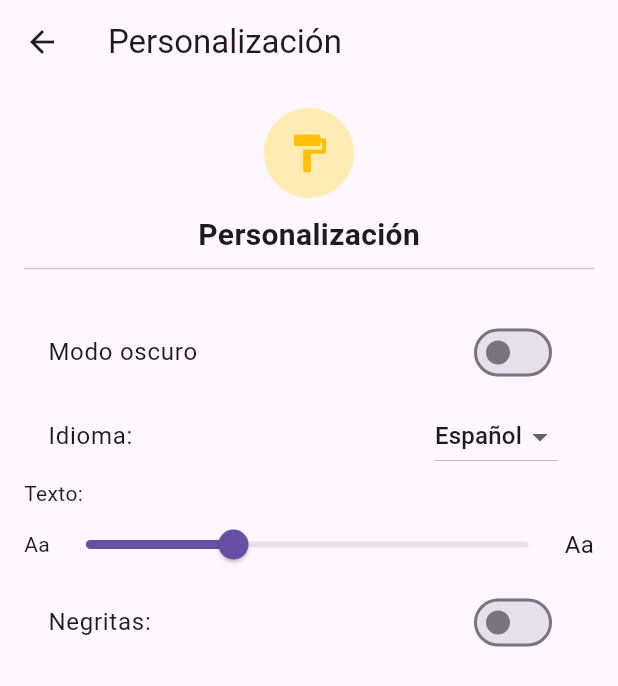
After one commit to Samuel1722003/EmerScanFrontend, a Flutter app: the PersonalizationScreen screen opened directly, on a phone screen of 412 x 824 dp. The commit adds this screen. Shown: the top 686 px of the screen. Run offline on Flutter 3.47's test engine with Material 3 defaults, Android fonts, the phone set to English and light mode, and no system bars.

Commit message:
Pantalla de Personalizacion

```diff
--- /dev/null
+++ b/hfe_frontend/lib/screens/personalization_screen.dart
@@ -0,0 +1,43 @@
+import 'package:flutter/material.dart';
+import 'package:hfe_frontend/screens/widgets.dart';
+
+class PersonalizationScreen extends StatelessWidget {
+  const PersonalizationScreen({super.key});
+
+  @override
+  Widget build(BuildContext context) {
+    return Scaffold(
+      appBar: AppBar(title: const Text("Personalización")),
+      body: Padding(
+        padding: const EdgeInsets.all(16.0),
+        child: Column(
+          crossAxisAlignment: CrossAxisAlignment.start,
+          children: [
+            Center(
+              child: Column(
+                children: [
+                  CircleAvatar(
+                    backgroundColor: Colors.amber.shade100,
+                    radius: 30,
+                    child: const Icon(Icons.format_paint, color: Colors.amber, size: 30),
+                  ),
+                  const SizedBox(height: 10),
+                  const Text(
+                    "Personalización",
+                    style: TextStyle(fontSize: 20, fontWeight: FontWeight.bold),
+                  ),
+                  const Divider(thickness: 1),
+                ],
+              ),
+            ),
+            const SizedBox(height: 20),
+            const ThemeSwitch(),
+            const LanguageSelector(),
+            const TextSizeSlider(),
+            const BoldTextSwitch(),
+          ],
+        ),
+      ),
+    );
+  }
+}
--- a/hfe_frontend/lib/screens/screen.dart
+++ b/hfe_frontend/lib/screens/screen.dart
@@ -7,3 +7,7 @@ export 'package:hfe_frontend/screens/register.dart';
 export 'package:hfe_frontend/screens/screen_personal_data.dart';
 export 'package:hfe_frontend/screens/screen_medical_data.dart';
 export 'package:hfe_frontend/screens/settings.dart';
+export 'package:hfe_frontend/screens/notifications_screen.dart';
+export 'package:hfe_frontend/screens/security_screen.dart';
+export 'package:hfe_frontend/screens/personalization_screen.dart';
+export 'package:hfe_frontend/screens/support_screen.dart';
--- a/hfe_frontend/lib/screens/widgets.dart
+++ b/hfe_frontend/lib/screens/widgets.dart
@@ -6,3 +6,7 @@ export 'package:hfe_frontend/widgets/inputText.dart';
 export 'package:hfe_frontend/widgets/TextField.dart';
 export 'package:hfe_frontend/widgets/GenderDropdown.dart';
 export 'package:hfe_frontend/widgets/SettingsWidget.dart';
+export 'package:hfe_frontend/widgets/ThemeSwitch.dart';
+export 'package:hfe_frontend/widgets/LenguageSelector.dart';
+export 'package:hfe_frontend/widgets/TextSizeSlider.dart';
+export 'package:hfe_frontend/widgets/BoldTextSwitch.dart';
--- /dev/null
+++ b/hfe_frontend/lib/widgets/BoldTextSwitch.dart
@@ -0,0 +1,25 @@
+import 'package:flutter/material.dart';
+
+class BoldTextSwitch extends StatefulWidget {
+  const BoldTextSwitch({super.key});
+
+  @override
+  _BoldTextSwitchState createState() => _BoldTextSwitchState();
+}
+
+class _BoldTextSwitchState extends State<BoldTextSwitch> {
+  bool isBold = false;
+
+  @override
+  Widget build(BuildContext context) {
+    return SwitchListTile(
+      title: const Text("Negritas:"),
+      value: isBold,
+      onChanged: (value) {
+        setState(() {
+          isBold = value;
+        });
+      },
+    );
+  }
+}
--- /dev/null
+++ b/hfe_frontend/lib/widgets/LenguageSelector.dart
@@ -0,0 +1,33 @@
+import 'package:flutter/material.dart';
+
+class LanguageSelector extends StatefulWidget {
+  const LanguageSelector({super.key});
+
+  @override
+  _LanguageSelectorState createState() => _LanguageSelectorState();
+}
+
+class _LanguageSelectorState extends State<LanguageSelector> {
+  String selectedLanguage = "Español";
+
+  @override
+  Widget build(BuildContext context) {
+    return ListTile(
+      title: const Text("Idioma:"),
+      trailing: DropdownButton<String>(
+        value: selectedLanguage,
+        items: <String>['Español', 'Inglés', 'Francés']
+            .map((String lang) => DropdownMenuItem<String>(
+                  value: lang,
+                  child: Text(lang),
+                ))
+            .toList(),
+        onChanged: (value) {
+          setState(() {
+            selectedLanguage = value!;
+          });
+        },
+      ),
+    );
+  }
+}
--- /dev/null
+++ b/hfe_frontend/lib/widgets/TextSizeSlider.dart
@@ -0,0 +1,43 @@
+import 'package:flutter/material.dart';
+
+class TextSizeSlider extends StatefulWidget {
+  const TextSizeSlider({super.key});
+
+  @override
+  _TextSizeSliderState createState() => _TextSizeSliderState();
+}
+
+class _TextSizeSliderState extends State<TextSizeSlider> {
+  double textSize = 16;
+
+  @override
+  Widget build(BuildContext context) {
+    return Column(
+      crossAxisAlignment: CrossAxisAlignment.start,
+      children: [
+        const Text("Texto:"),
+        Row(
+          children: [
+            const Text("Aa"),
+            Expanded(
+              child: Slider(
+                value: textSize,
+                min: 12,
+                max: 24,
+                onChanged: (value) {
+                  setState(() {
+                    textSize = value;
+                  });
+                },
+              ),
+            ),
+            Text(
+              "Aa",
+              style: TextStyle(fontSize: textSize),
+            ),
+          ],
+        ),
+      ],
+    );
+  }
+}
--- /dev/null
+++ b/hfe_frontend/lib/widgets/ThemeSwitch.dart
@@ -0,0 +1,25 @@
+import 'package:flutter/material.dart';
+
+class ThemeSwitch extends StatefulWidget {
+  const ThemeSwitch({super.key});
+
+  @override
+  _ThemeSwitchState createState() => _ThemeSwitchState();
+}
+
+class _ThemeSwitchState extends State<ThemeSwitch> {
+  bool isDarkMode = false;
+
+  @override
+  Widget build(BuildContext context) {
+    return SwitchListTile(
+      title: const Text("Modo oscuro"),
+      value: isDarkMode,
+      onChanged: (value) {
+        setState(() {
+          isDarkMode = value;
+        });
+      },
+    );
+  }
+}
```
Also changed, not shown: hfe_frontend/lib/screens/notifications_screen.dart (added, +13 -0 lines), hfe_frontend/lib/screens/security_screen.dart (added, +13 -0 lines), hfe_frontend/lib/screens/settings.dart (+29 -4 lines), hfe_frontend/lib/screens/support_screen.dart (added, +13 -0 lines), 1 other file.
